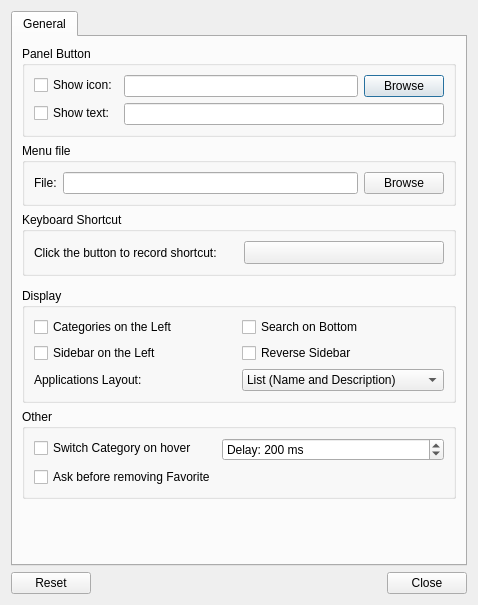
Old version of the form wingmenuconfiguration.ui in the repository elviosak/plugin-wingmenu.
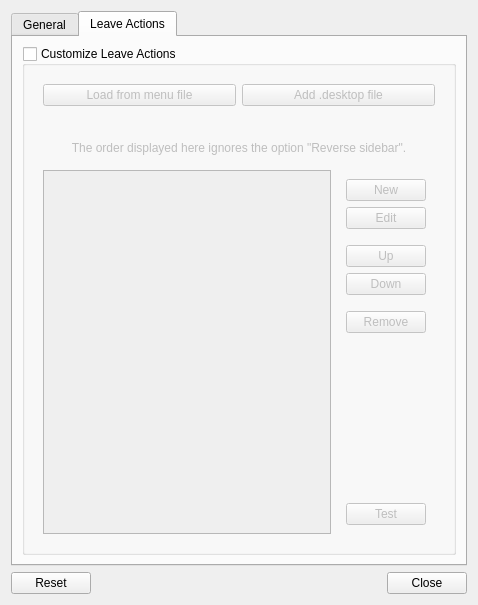
New version of the form. The open tabs and pages were chosen to show the change. Icons and pictures are not drawn. Custom widgets are drawn as their Qt base class.

Commit message: Added option to customize leave actions

```diff
--- a/wingmenuconfiguration.ui
+++ b/wingmenuconfiguration.ui
@@ -294,6 +294,215 @@
        </item>
       </layout>
      </widget>
+     <widget class="QWidget" name="LeaveActionsTab">
+      <attribute name="title">
+       <string>Leave Actions</string>
+      </attribute>
+      <layout class="QVBoxLayout" name="verticalLayout_3">
+       <item>
+        <widget class="QGroupBox" name="customizeLeaveGB">
+         <property name="title">
+          <string>Customize Leave Actions</string>
+         </property>
+         <property name="checkable">
+          <bool>true</bool>
+         </property>
+         <property name="checked">
+          <bool>false</bool>
+         </property>
+         <layout class="QVBoxLayout" name="verticalLayout_4">
+          <item>
+           <widget class="QWidget" name="widget_5" native="true">
+            <layout class="QHBoxLayout" name="horizontalLayout_4">
+             <item>
+              <widget class="QPushButton" name="loadFromMenuPB">
+               <property name="text">
+                <string>Load from menu file</string>
+               </property>
+              </widget>
+             </item>
+             <item>
+              <widget class="QPushButton" name="addDesktopFilePB">
+               <property name="text">
+                <string>Add .desktop file</string>
+               </property>
+              </widget>
+             </item>
+            </layout>
+           </widget>
+          </item>
+          <item>
+           <widget class="QLabel" name="locationLB">
+            <property name="text">
+             <string/>
+            </property>
+            <property name="alignment">
+             <set>Qt::AlignCenter</set>
+            </property>
+           </widget>
+          </item>
+          <item>
+           <widget class="QLabel" name="label_4">
+            <property name="text">
+             <string>The order displayed here ignores the option &quot;Reverse sidebar&quot;.</string>
+            </property>
+            <property name="alignment">
+             <set>Qt::AlignCenter</set>
+            </property>
+           </widget>
+          </item>
+          <item>
+           <widget class="QWidget" name="widget_3" native="true">
+            <layout class="QHBoxLayout" name="horizontalLayout_3">
+             <item>
+              <widget class="QListView" name="leaveActionsView">
+               <property name="editTriggers">
+                <set>QAbstractItemView::NoEditTriggers</set>
+               </property>
+               <property name="showDropIndicator" stdset="0">
+                <bool>false</bool>
+               </property>
+               <property name="dragEnabled">
+                <bool>false</bool>
+               </property>
+               <property name="dragDropMode">
+                <enum>QAbstractItemView::NoDragDrop</enum>
+               </property>
+               <property name="defaultDropAction">
+                <enum>Qt::IgnoreAction</enum>
+               </property>
+               <property name="alternatingRowColors">
+                <bool>true</bool>
+               </property>
+               <property name="selectionMode">
+                <enum>QAbstractItemView::SingleSelection</enum>
+               </property>
+               <property name="selectionBehavior">
+                <enum>QAbstractItemView::SelectRows</enum>
+               </property>
+              </widget>
+             </item>
+             <item>
+              <widget class="QWidget" name="widget_4" native="true">
+               <layout class="QVBoxLayout" name="verticalLayout_5">
+                <item>
+                 <widget class="QPushButton" name="newActionPB">
+                  <property name="text">
+                   <string>New</string>
+                  </property>
+                  <property name="icon">
+                   <iconset theme="document-new">
+                    <normaloff>.</normaloff>.</iconset>
+                  </property>
+                 </widget>
+                </item>
+                <item>
+                 <widget class="QPushButton" name="editActionPB">
+                  <property name="text">
+                   <string>Edit</string>
+                  </property>
+                  <property name="icon">
+                   <iconset theme="document-edit">
+                    <normaloff>.</normaloff>.</iconset>
+                  </property>
+                 </widget>
+                </item>
+                <item>
+                 <spacer name="verticalSpacer_4">
+                  <property name="orientation">
+                   <enum>Qt::Vertical</enum>
+                  </property>
+                  <property name="sizeType">
+                   <enum>QSizePolicy::Fixed</enum>
+                  </property>
+                  <property name="sizeHint" stdset="0">
+                   <size>
+                    <width>20</width>
+                    <height>10</height>
+                   </size>
+                  </property>
+                 </spacer>
+                </item>
+                <item>
+                 <widget class="QPushButton" name="upActionPB">
+                  <property name="text">
+                   <string>Up</string>
+                  </property>
+                  <property name="icon">
+                   <iconset theme="go-up">
+                    <normaloff>.</normaloff>.</iconset>
+                  </property>
+                 </widget>
+                </item>
+                <item>
+                 <widget class="QPushButton" name="downActionPB">
+                  <property name="text">
+                   <string>Down</string>
+                  </property>
+                  <property name="icon">
+                   <iconset theme="go-down">
+                    <normaloff>.</normaloff>.</iconset>
+                  </property>
+                 </widget>
+                </item>
+                <item>
+                 <spacer name="verticalSpacer_3">
+                  <property name="orientation">
+                   <enum>Qt::Vertical</enum>
+                  </property>
+                  <property name="sizeType">
+                   <enum>QSizePolicy::Fixed</enum>
+                  </property>
+                  <property name="sizeHint" stdset="0">
+                   <size>
+                    <width>20</width>
+                    <height>10</height>
+                   </size>
+                  </property>
+                 </spacer>
+                </item>
+                <item>
+                 <widget class="QPushButton" name="removeActionPB">
+                  <property name="text">
+                   <string>Remove</string>
+                  </property>
+                  <property name="icon">
+                   <iconset theme="edit-delete">
+                    <normaloff>.</normaloff>.</iconset>
+                  </property>
+                 </widget>
+                </item>
+                <item>
+                 <spacer name="verticalSpacer_2">
+                  <property name="orientation">
+                   <enum>Qt::Vertical</enum>
+                  </property>
+                  <property name="sizeHint" stdset="0">
+                   <size>
+                    <width>20</width>
+                    <height>40</height>
+                   </size>
+                  </property>
+                 </spacer>
+                </item>
+                <item>
+                 <widget class="QPushButton" name="testPB">
+                  <property name="text">
+                   <string>Test</string>
+                  </property>
+                 </widget>
+                </item>
+               </layout>
+              </widget>
+             </item>
+            </layout>
+           </widget>
+          </item>
+         </layout>
+        </widget>
+       </item>
+      </layout>
+     </widget>
     </widget>
    </item>
    <item>
```
Left out of the diff: 20 changed lines with no effect on the pictures. The commit also changes 9 other files.
